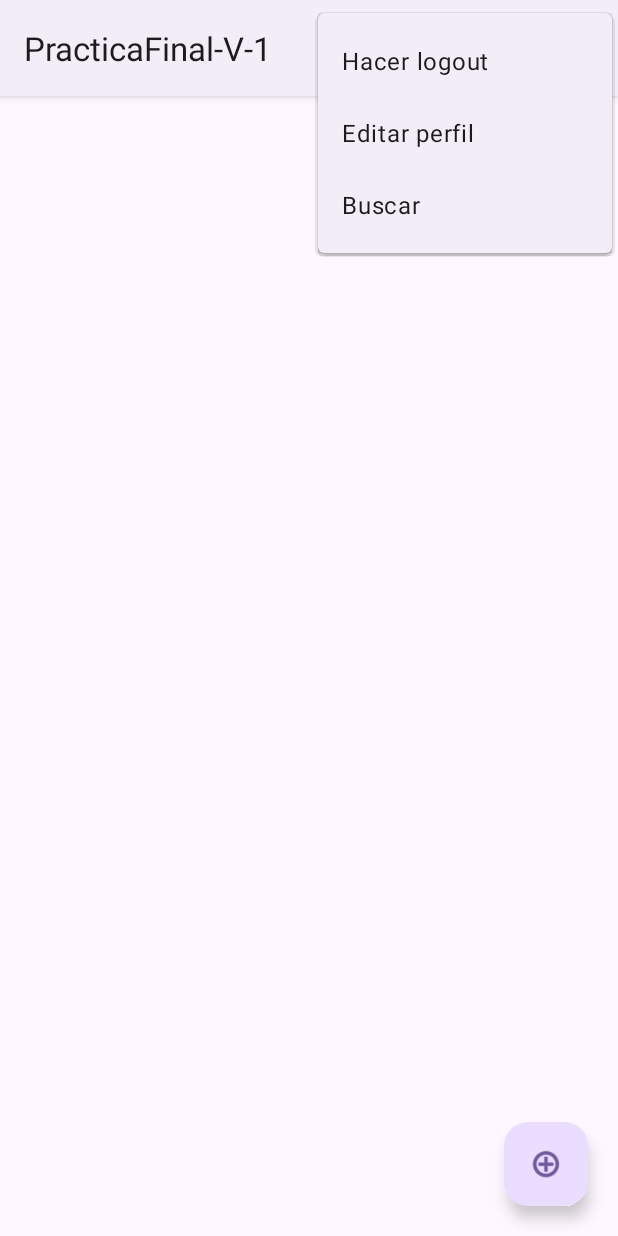
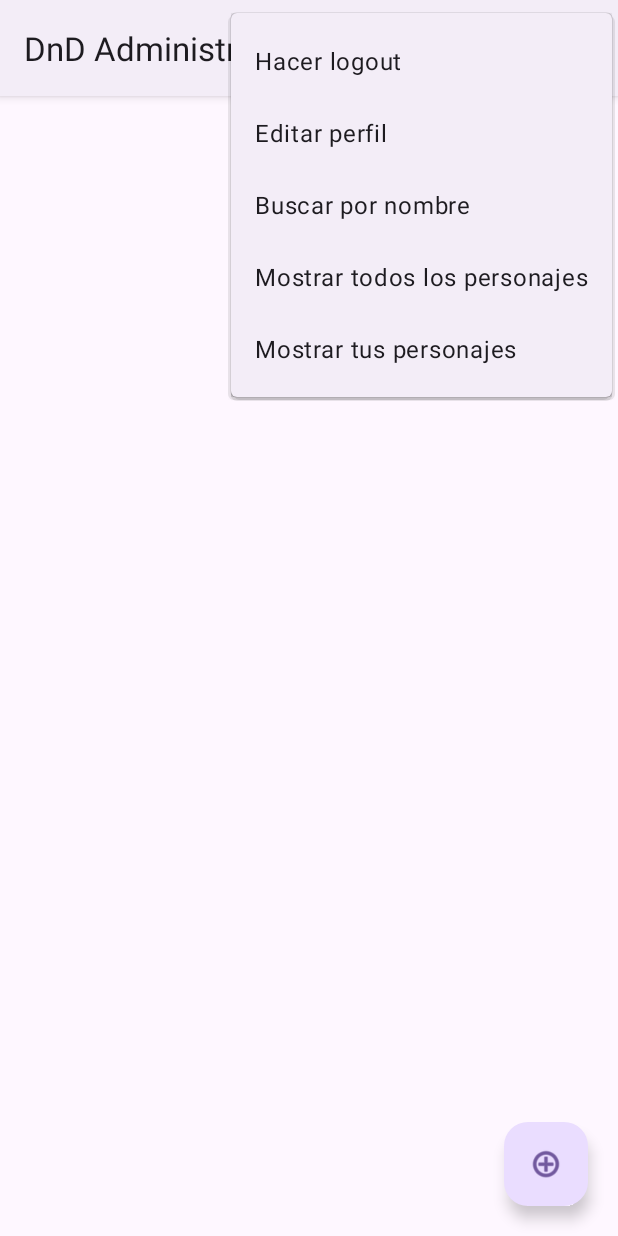
Before and after one commit to DanielRuizHernandez-ProyectoFinal/PracticaFinal-V-1, an Android app: the screen it shows after launch once a user with an empty profile is signed in (ActivityPrincipal), with the options menu open, on a phone screen of 412 x 824 dp. Run offline under Robolectric (Android 15) with nearby library versions, the phone set to English and light mode, and no system bars; our stand-ins replace Firebase (no records; nobody signed in at launch, a user with empty details on screens opened directly).

Commit message:
Commits finales

```diff
--- a/app/src/main/AndroidManifest.xml
+++ b/app/src/main/AndroidManifest.xml
@@ -21,6 +21,7 @@
         <activity
             android:name=".Activities.ActivityPrincipal"
             android:exported="true"
+            android:label="DnD Administrador"
              />
         <activity
             android:name=".Activities.RegisterActivity"
--- a/app/src/main/java/net/iessochoa/danielruizhernandez/practicafinal_v_1/MainActivity.java
+++ b/app/src/main/java/net/iessochoa/danielruizhernandez/practicafinal_v_1/MainActivity.java
@@ -19,22 +19,13 @@ public class MainActivity extends AppCompatActivity {
     protected void onCreate(Bundle savedInstanceState) {
         super.onCreate(savedInstanceState);
         mAuth = FirebaseAuth.getInstance();
-
-
-    }
-
-
-
-    //Login
-    @Override
-    protected void onStart() {
-        super.onStart();
         FirebaseUser user = mAuth.getCurrentUser();
         if (user == null) {
             startActivity(new Intent(MainActivity.this, LoginActivity.class));
         } else {
             startActivity(new Intent(MainActivity.this, ActivityPrincipal.class));
         }
+        finish();
     }
 
 
--- a/app/src/main/res/menu/menu_main.xml
+++ b/app/src/main/res/menu/menu_main.xml
@@ -13,9 +13,17 @@
         app:showAsAction="never"/>
 
     <item android:id="@+id/action_buscar"
-        android:title="Buscar"
+        android:title="Buscar por nombre"
         app:showAsAction="collapseActionView"
         app:actionViewClass="androidx.appcompat.widget.SearchView"/>
+
+    <item android:id="@+id/mostrarTodos"
+        android:title="Mostrar todos los personajes"
+        app:showAsAction="never"/>
+
+    <item android:id="@+id/mostrarMisPersonajes"
+        android:title="Mostrar tus personajes"
+        app:showAsAction="never"/>
 
 
 
```
Also changed, not shown: app/src/main/java/net/iessochoa/danielruizhernandez/practicafinal_v_1/Activities/ActivityPrincipal.java (+53 -2 lines).
